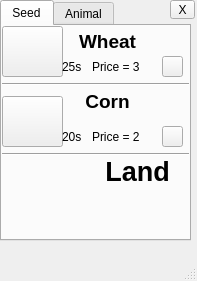
First picture: the form in mland.ui, repository SjdHbz/bullshit, before the edit.
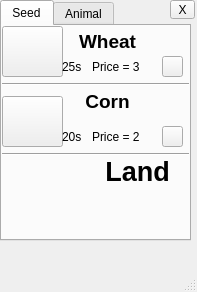
Second picture: the form after the edit. Icons and pictures are not drawn.

```diff
--- a/mland.ui
+++ b/mland.ui
@@ -7,7 +7,7 @@
     <x>0</x>
     <y>0</y>
     <width>197</width>
-    <height>281</height>
+    <height>292</height>
    </rect>
   </property>
   <property name="windowTitle">
```
